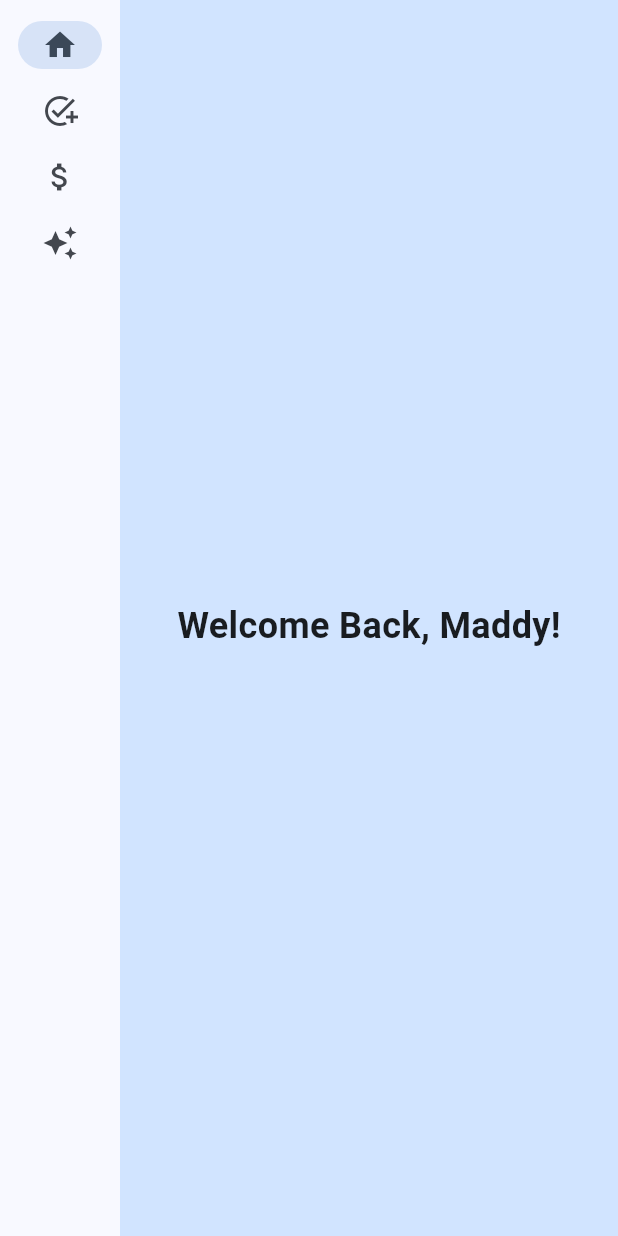
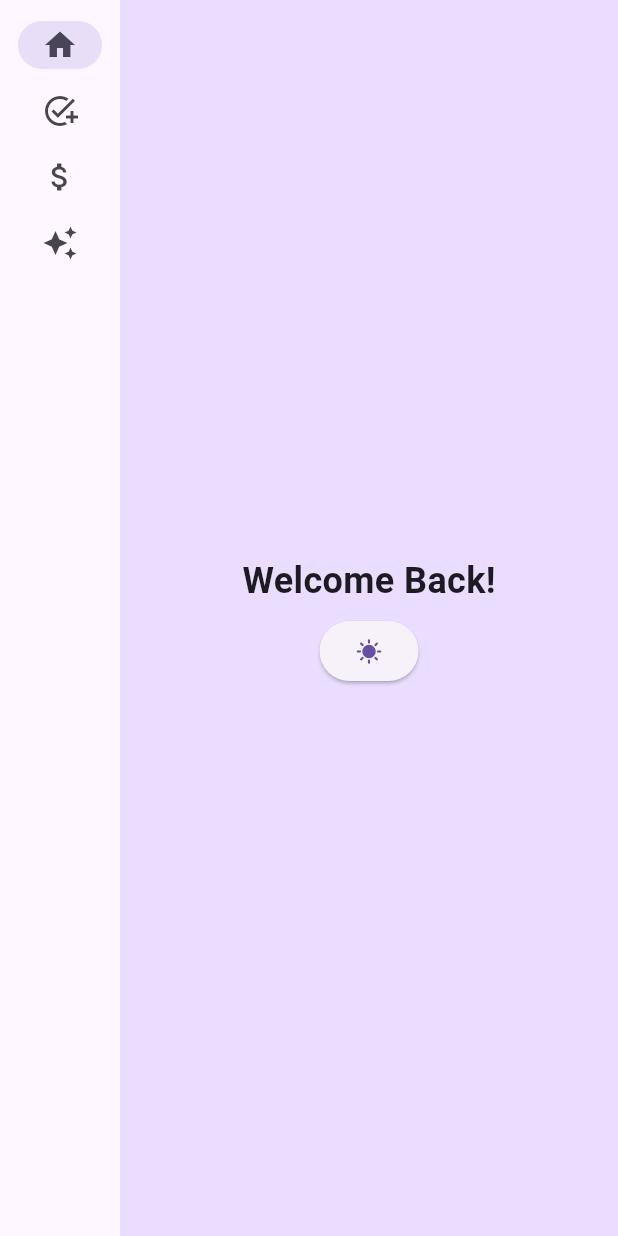
Before and after one commit to m-capone1/Entre-Planner, a Flutter app: the screen it shows after launch, on a phone screen of 412 x 824 dp. Run offline on Flutter 3.47's test engine with Material 3 defaults, Android fonts, the phone set to English and light mode, and no system bars.

Commit message:
add light and dark mode to the app

```diff
--- a/lib/main.dart
+++ b/lib/main.dart
@@ -11,23 +11,27 @@ class MyApp extends StatelessWidget {
   @override
   Widget build(BuildContext context) {
     return ChangeNotifierProvider(
-      create: (context) => MyAppState(),
-      child: MaterialApp(
-        title: 'Namer App',
-        theme: ThemeData(
-          useMaterial3: true,
-          colorScheme: ColorScheme.fromSeed(seedColor: Colors.blue),
-        ),
-        home: const MyHomePage(),
+      create: (context) => ThemeNotifier(),
+      child: Consumer<ThemeNotifier>(
+        builder: (context, themeNotifier, child) {
+          return MaterialApp(
+            title: 'Entre Planner',
+            theme:
+                themeNotifier.isDarkMode ? ThemeData.dark() : ThemeData.light(),
+            home: const MyHomePage(),
+          );
+        },
       ),
     );
   }
 }
 
-class MyAppState extends ChangeNotifier {
-  var todoitems = [];
+class ThemeNotifier extends ChangeNotifier {
+  bool _isDarkMode = false;
 
-  void todo() {
+  bool get isDarkMode => _isDarkMode;
+  void toggleTheme() {
+    _isDarkMode = !_isDarkMode;
     notifyListeners();
   }
 }
@@ -107,20 +111,38 @@ class _MyHomePageState extends State<MyHomePage> {
   }
 }
 
-class HomePage extends StatelessWidget {
+class HomePage extends StatefulWidget {
   const HomePage({super.key});
+
+  @override
+  State<HomePage> createState() => _HomePageState();
+}
+
+class _HomePageState extends State<HomePage> {
   @override
   Widget build(BuildContext context) {
-    return const Center(
+    final themeNotifier = Provider.of<ThemeNotifier>(context);
+    return Center(
       child: Column(
         mainAxisAlignment: MainAxisAlignment.center,
         children: [
-          SizedBox(height: 10),
-          Row(
+          const SizedBox(height: 10),
+          Column(
             mainAxisSize: MainAxisSize.min,
             children: [
-              Text('Welcome Back, Maddy!',
+              const Text('Welcome Back!',
                   style: TextStyle(fontSize: 24, fontWeight: FontWeight.bold)),
+              Container(
+                padding: const EdgeInsets.all(6.0),
+                child: ElevatedButton(
+                  onPressed: () {
+                    themeNotifier.toggleTheme();
+                  },
+                  child: themeNotifier.isDarkMode
+                      ? const Icon(Icons.dark_mode)
+                      : const Icon(Icons.sunny),
+                ),
+              ),
             ],
           ),
         ],
--- a/pubspec.yaml
+++ b/pubspec.yaml
@@ -15,6 +15,7 @@ dependencies:
   cupertino_icons: ^1.0.8
   provider: ^6.0.0
   english_words: ^4.0.0
+  theme_provider: ^0.6.0
 
 dev_dependencies:
   flutter_test:
```
Also changed, not shown: pubspec.lock, 1 other file.
